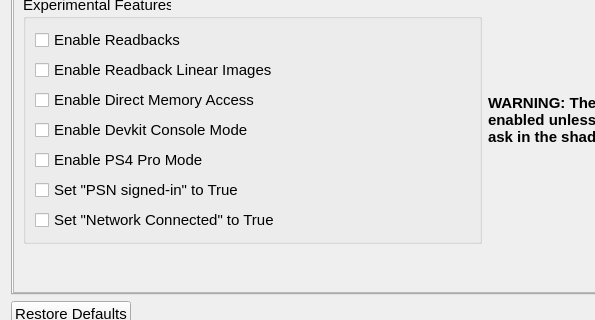
The window that src/qt_gui/settings_dialog.ui (shadps4-emu/shadPS4) describes before a commit, drawn with Qt 5; both pictures show x 0 to 595 and y 251 to 571 of the 970 by 765 pixel window.
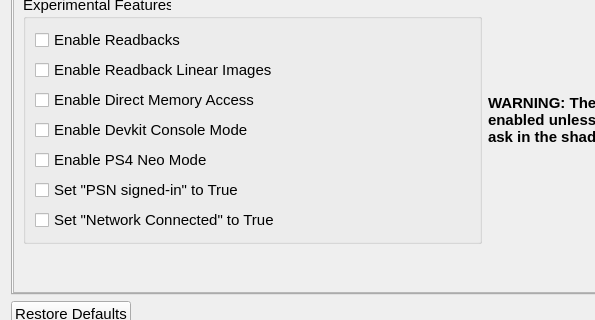
The same window after the commit. Icons and pictures are not drawn.

Commit message: Change PS4 to neo in the GUI, add note on Neo instability

The edit to the form file:
```diff
--- a/src/qt_gui/settings_dialog.ui
+++ b/src/qt_gui/settings_dialog.ui
@@ -2234,8 +2234,8 @@
         <rect>
          <x>0</x>
          <y>0</y>
-         <width>946</width>
-         <height>495</height>
+         <width>932</width>
+         <height>507</height>
         </rect>
        </property>
        <property name="sizePolicy">
@@ -2433,7 +2433,7 @@
                <item>
                 <widget class="QCheckBox" name="neoCheckBox">
                  <property name="text">
-                  <string>Enable PS4 Pro Mode</string>
+                  <string>Enable PS4 Neo Mode</string>
                  </property>
                 </widget>
                </item>
```
Left out of the diff: 6 changed lines with no effect on the pictures. The commit also changes 1 other file.
